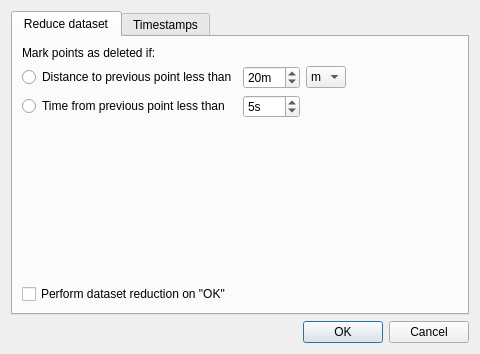
Old version of the form src/IDlgTrackFilter.ui in the repository ntruchsess/QLandkarteGT.
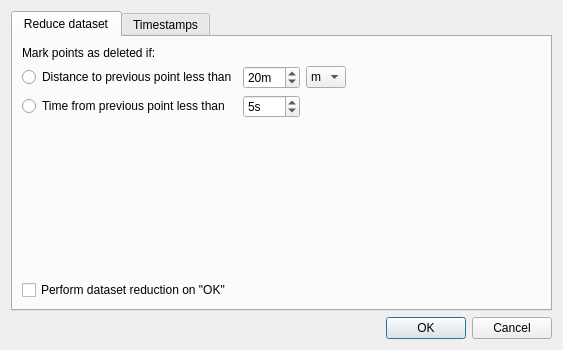
New version of the form.

```diff
--- a/src/IDlgTrackFilter.ui
+++ b/src/IDlgTrackFilter.ui
@@ -7,8 +7,8 @@
    <rect>
     <x>0</x>
     <y>0</y>
-    <width>480</width>
-    <height>354</height>
+    <width>563</width>
+    <height>343</height>
    </rect>
   </property>
   <property name="windowTitle">
```
Left out of the diff: 2 changed lines with no effect on the pictures.
